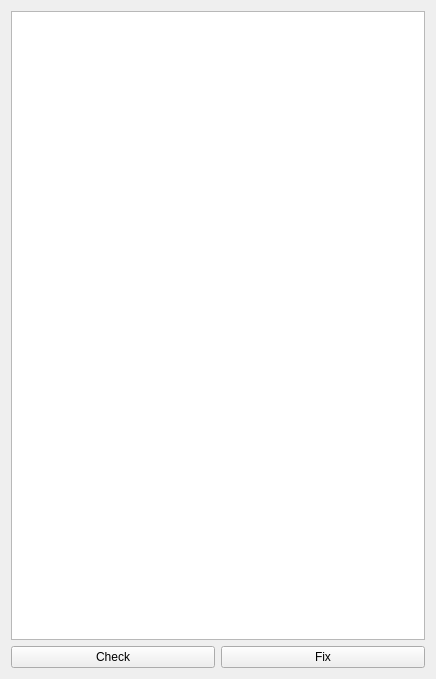
The window that ui/tabs/qpublishtab.ui (bhsingleton/rigomatic) describes before a commit, drawn with Qt 5.
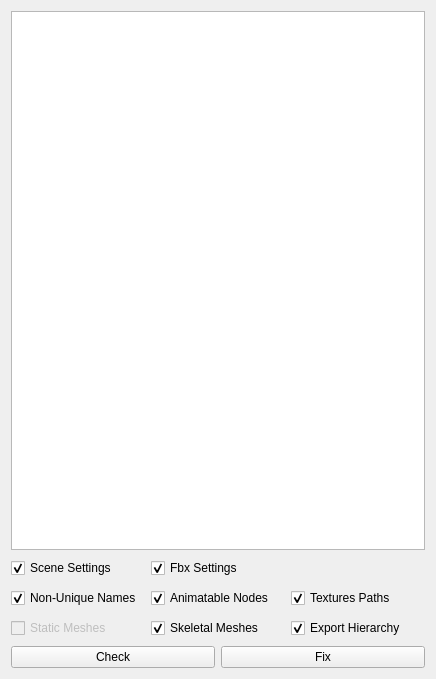
The same window after the commit.

Commit message: Adding check boxes to toggle test evaluations.

```diff
--- a/ui/tabs/qpublishtab.ui
+++ b/ui/tabs/qpublishtab.ui
@@ -14,6 +14,20 @@
    <string>Form</string>
   </property>
   <layout class="QGridLayout" name="gridLayout">
+   <item row="3" column="1">
+    <widget class="QPushButton" name="fixPushButton">
+     <property name="text">
+      <string>Fix</string>
+     </property>
+    </widget>
+   </item>
+   <item row="3" column="0">
+    <widget class="QPushButton" name="checkPushButton">
+     <property name="text">
+      <string>Check</string>
+     </property>
+    </widget>
+   </item>
    <item row="1" column="0" colspan="2">
     <widget class="QTextEdit" name="logTextEdit">
      <property name="readOnly">
@@ -21,18 +35,213 @@
      </property>
     </widget>
    </item>
-   <item row="2" column="0">
-    <widget class="QPushButton" name="checkPushButton">
-     <property name="text">
-      <string>Check</string>
-     </property>
-    </widget>
-   </item>
-   <item row="2" column="1">
-    <widget class="QPushButton" name="fixPushButton">
-     <property name="text">
-      <string>Fix</string>
-     </property>
+   <item row="2" column="0" colspan="2">
+    <widget class="QWidget" name="interopWidget" native="true">
+     <layout class="QGridLayout" name="gridLayout_2">
+      <property name="leftMargin">
+       <number>0</number>
+      </property>
+      <property name="topMargin">
+       <number>0</number>
+      </property>
+      <property name="rightMargin">
+       <number>0</number>
+      </property>
+      <property name="bottomMargin">
+       <number>0</number>
+      </property>
+      <item row="0" column="1">
+       <widget class="QCheckBox" name="fbxSettingsCheckBox">
+        <property name="minimumSize">
+         <size>
+          <width>0</width>
+          <height>24</height>
+         </size>
+        </property>
+        <property name="maximumSize">
+         <size>
+          <width>16777215</width>
+          <height>24</height>
+         </size>
+        </property>
+        <property name="text">
+         <string>Fbx Settings</string>
+        </property>
+        <property name="checked">
+         <bool>true</bool>
+        </property>
+       </widget>
+      </item>
+      <item row="2" column="2">
+       <widget class="QCheckBox" name="exportHierarchyCheckBox">
+        <property name="minimumSize">
+         <size>
+          <width>0</width>
+          <height>24</height>
+         </size>
+        </property>
+        <property name="maximumSize">
+         <size>
+          <width>16777215</width>
+          <height>24</height>
+         </size>
+        </property>
+        <property name="text">
+         <string>Export Hierarchy</string>
+        </property>
+        <property name="checked">
+         <bool>true</bool>
+        </property>
+       </widget>
+      </item>
+      <item row="2" column="1">
+       <widget class="QCheckBox" name="skeletalMeshesCheckBox">
+        <property name="minimumSize">
+         <size>
+          <width>0</width>
+          <height>24</height>
+         </size>
+        </property>
+        <property name="maximumSize">
+         <size>
+          <width>16777215</width>
+          <height>24</height>
+         </size>
+        </property>
+        <property name="text">
+         <string>Skeletal Meshes</string>
+        </property>
+        <property name="checked">
+         <bool>true</bool>
+        </property>
+       </widget>
+      </item>
+      <item row="0" column="0">
+       <widget class="QCheckBox" name="sceneSettingsCheckBox">
+        <property name="minimumSize">
+         <size>
+          <width>0</width>
+          <height>24</height>
+         </size>
+        </property>
+        <property name="maximumSize">
+         <size>
+          <width>16777215</width>
+          <height>24</height>
+         </size>
+        </property>
+        <property name="text">
+         <string>Scene Settings</string>
+        </property>
+        <property name="checked">
+         <bool>true</bool>
+        </property>
+       </widget>
+      </item>
+      <item row="1" column="0">
+       <widget class="QCheckBox" name="nonUniqueNamesCheckBox">
+        <property name="sizePolicy">
+         <sizepolicy hsizetype="Minimum" vsizetype="Fixed">
+          <horstretch>0</horstretch>
+          <verstretch>0</verstretch>
+         </sizepolicy>
+        </property>
+        <property name="minimumSize">
+         <size>
+          <width>0</width>
+          <height>24</height>
+         </size>
+        </property>
+        <property name="maximumSize">
+         <size>
+          <width>16777215</width>
+          <height>24</height>
+         </size>
+        </property>
+        <property name="text">
+         <string>Non-Unique Names</string>
+        </property>
+        <property name="checked">
+         <bool>true</bool>
+        </property>
+       </widget>
+      </item>
+      <item row="1" column="1">
+       <widget class="QCheckBox" name="animatableNodesCheckBox">
+        <property name="minimumSize">
+         <size>
+          <width>0</width>
+          <height>24</height>
+         </size>
+        </property>
+        <property name="maximumSize">
+         <size>
+          <width>16777215</width>
+          <height>24</height>
+         </size>
+        </property>
+        <property name="text">
+         <string>Animatable Nodes</string>
+        </property>
+        <property name="checked">
+         <bool>true</bool>
+        </property>
+       </widget>
+      </item>
+      <item row="2" column="0">
+       <widget class="QCheckBox" name="staticMeshesCheckBox">
+        <property name="enabled">
+         <bool>false</bool>
+        </property>
+        <property name="sizePolicy">
+         <sizepolicy hsizetype="Minimum" vsizetype="Fixed">
+          <horstretch>0</horstretch>
+          <verstretch>0</verstretch>
+         </sizepolicy>
+        </property>
+        <property name="minimumSize">
+         <size>
+          <width>0</width>
+          <height>24</height>
+         </size>
+        </property>
+        <property name="maximumSize">
+         <size>
+          <width>16777215</width>
+          <height>24</height>
+         </size>
+        </property>
+        <property name="text">
+         <string>Static Meshes</string>
+        </property>
+        <property name="checked">
+         <bool>false</bool>
+        </property>
+       </widget>
+      </item>
+      <item row="1" column="2">
+       <widget class="QCheckBox" name="texturePathsCheckBox">
+        <property name="minimumSize">
+         <size>
+          <width>0</width>
+          <height>24</height>
+         </size>
+        </property>
+        <property name="maximumSize">
+         <size>
+          <width>16777215</width>
+          <height>24</height>
+         </size>
+        </property>
+        <property name="text">
+         <string>Textures Paths</string>
+        </property>
+        <property name="checked">
+         <bool>true</bool>
+        </property>
+       </widget>
+      </item>
+     </layout>
     </widget>
    </item>
   </layout>
```
The commit also changes 1 other file.
